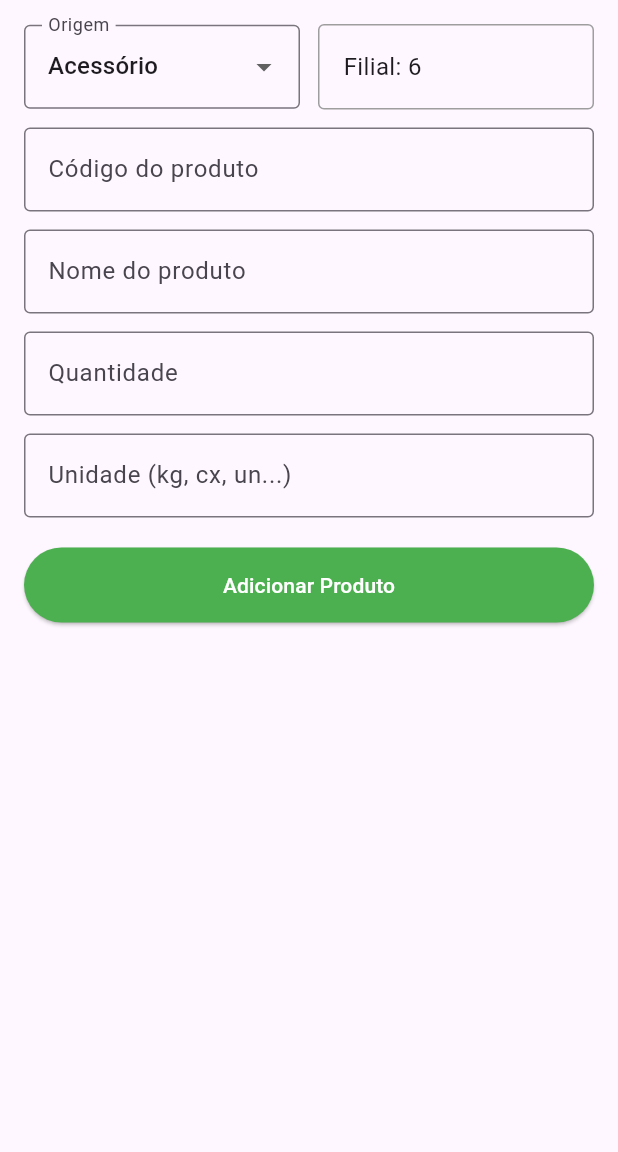
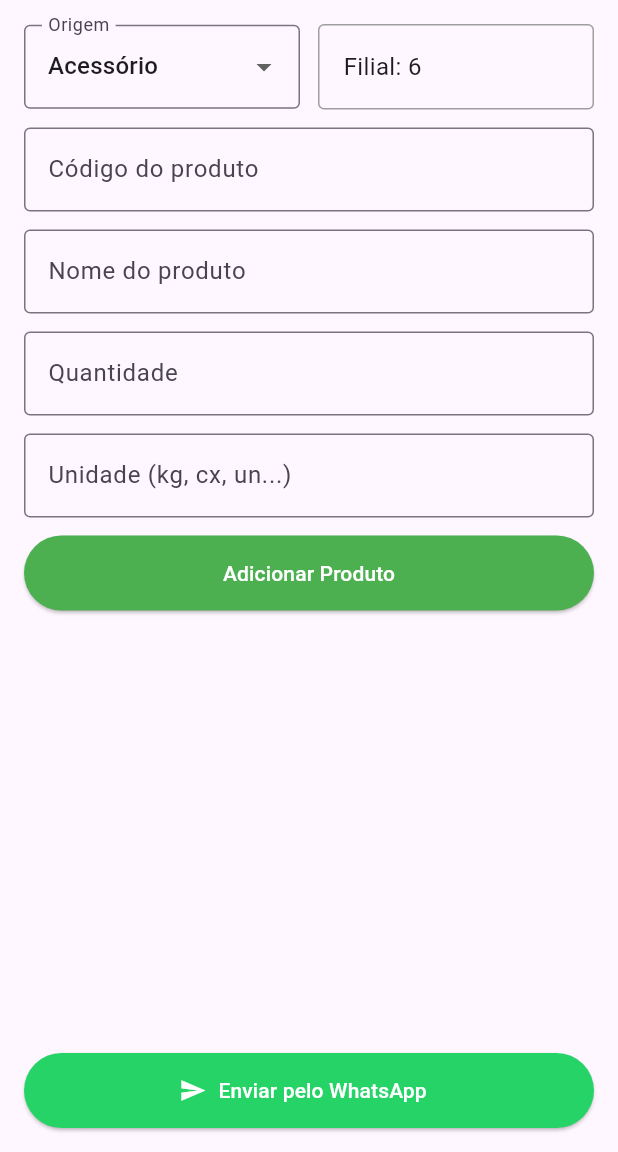
Before and after one commit to luizsilvestre/teste, a Flutter app: the screen it shows after launch, on a phone screen of 412 x 824 dp, the part 84-1236 px from its top. Run offline on Flutter 3.47's test engine with Material 3 defaults, Android fonts, the phone set to English and light mode, and no system bars.

Commit message:
Envio de pedido pelo o whatsapp funcionando

```diff
--- a/Documents/flutter/piloto/flutter_application_1/lib/main.dart
+++ b/Documents/flutter/piloto/flutter_application_1/lib/main.dart
@@ -1,5 +1,5 @@
 import 'package:flutter/material.dart';
-
+import 'package:url_launcher/url_launcher.dart';
 void main() {
   runApp(CooperPedidos());
 }
@@ -39,6 +39,7 @@ class _TelaPedidoState extends State<TelaPedido> {
   String origemSelecionada = 'Acessório';
 
   void adicionarProduto() {
+    if (nomeController.text.isEmpty) return;
     setState(() {
       pedido.add(Produto(
         codigoController.text,
@@ -59,6 +60,26 @@ class _TelaPedidoState extends State<TelaPedido> {
     return filialController.text;
   }
 
+void enviarWhatsApp() async {
+  if (pedido.isEmpty) return;
+
+  String mensagem = '📦 *PEDIDO - $origemSelecionada (Filial $numeroFilial)*\n';
+  mensagem += '━━━━━━━━━━━━━━\n';
+
+  for (int i = 0; i < pedido.length; i++) {
+    mensagem += '${pedido[i].codigo} | ${pedido[i].nome} | ${pedido[i].quantidade} ${pedido[i].unidade}\n';
+  }
+
+  mensagem += '━━━━━━━━━━━━━━\n';
+  mensagem += 'Total: ${pedido.length} itens';
+
+  final url = Uri.parse('https://wa.me/?text=${Uri.encodeComponent(mensagem)}');
+
+  if (await canLaunchUrl(url)) {
+    await launchUrl(url);
+  }
+}
+
   @override
   Widget build(BuildContext context) {
     return Scaffold(
@@ -70,7 +91,6 @@ class _TelaPedidoState extends State<TelaPedido> {
         padding: EdgeInsets.all(16),
         child: Column(
           children: [
-            // ORIGEM
             Row(
               children: [
                 Expanded(
@@ -149,7 +169,7 @@ class _TelaPedidoState extends State<TelaPedido> {
                 border: OutlineInputBorder(),
               ),
             ),
-            SizedBox(height: 20),
+            SizedBox(height: 12),
             ElevatedButton(
               onPressed: adicionarProduto,
               style: ElevatedButton.styleFrom(
@@ -161,7 +181,7 @@ class _TelaPedidoState extends State<TelaPedido> {
                 style: TextStyle(color: Colors.white),
               ),
             ),
-            SizedBox(height: 20),
+            SizedBox(height: 8),
             Expanded(
               child: ListView.builder(
                 itemCount: pedido.length,
@@ -187,6 +207,18 @@ class _TelaPedidoState extends State<TelaPedido> {
                 },
               ),
             ),
+            ElevatedButton.icon(
+              onPressed: enviarWhatsApp,
+              style: ElevatedButton.styleFrom(
+                backgroundColor: Color(0xFF25D366),
+                minimumSize: Size(double.infinity, 50),
+              ),
+              icon: Icon(Icons.send, color: Colors.white),
+              label: Text(
+                'Enviar pelo WhatsApp',
+                style: TextStyle(color: Colors.white),
+              ),
+            ),
           ],
         ),
       ),
--- a/Documents/flutter/piloto/flutter_application_1/pubspec.yaml
+++ b/Documents/flutter/piloto/flutter_application_1/pubspec.yaml
@@ -34,6 +34,7 @@ dependencies:
   # The following adds the Cupertino Icons font to your application.
   # Use with the CupertinoIcons class for iOS style icons.
   cupertino_icons: ^1.0.8
+  url_launcher: ^6.3.2
 
 dev_dependencies:
   flutter_test:
```
Also changed, not shown: Documents/flutter/piloto/flutter_application_1/pubspec.lock, 5 other files.
